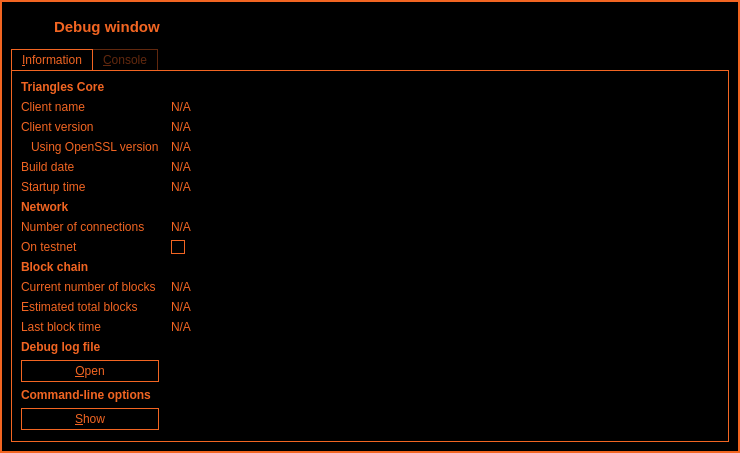
Qt form src/qt/forms/rpcconsole.ui (SamiAhmed7777/triangles_v5) before a commit.
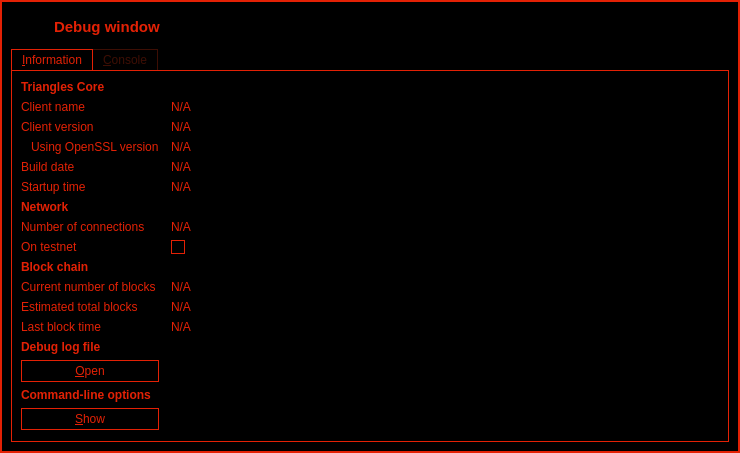
The same form after that commit. Icons and pictures are not drawn.

Commit message: qt: align wallet brand colors with logo (#e32105)

```diff
--- a/src/qt/forms/rpcconsole.ui
+++ b/src/qt/forms/rpcconsole.ui
@@ -429,7 +429,7 @@
    <string>Triangles - Debug window</string>
   </property>
   <property name="styleSheet">
-   <string notr="true">color: #f26522;
+   <string notr="true">color: #e32105;
 	background-color: #000;
    </string>
   </property>
@@ -453,7 +453,7 @@
     <widget class="QFrame" name="borderframe">
      <property name="styleSheet">
       <string notr="true">#borderframe {
-	border: 2px solid #f26522;
+	border: 2px solid #e32105;
       }</string>
      </property>
      <property name="frameShape">
@@ -607,7 +607,7 @@
        <widget class="QTabWidget" name="tabWidget">
         <property name="styleSheet">
          <string notr="true">QTabWidget::pane {
-	border: 1px solid #f26522;
+	border: 1px solid #e32105;
 	}
 
 QTabBar::tab   {
@@ -619,11 +619,11 @@
                         
 
 QTabBar::tab:!selected {
-	color: #61280E;
+	color: #3d0e04;
 	margin-right: -1px;
-	border-left: 1px solid #61280E;
-	border-right: 1px solid #61280E;
-	border-top: 1px solid #61280E;
+	border-left: 1px solid #3d0e04;
+	border-right: 1px solid #3d0e04;
+	border-top: 1px solid #3d0e04;
 	}
 
 QTabBar::tab:!selected:last {
@@ -631,11 +631,11 @@
 	}
                         
 QTabBar::tab:selected {
-	color: #f26522;
+	color: #e32105;
 	margin-right: -1px;
-	border-left: 1px solid #f26522;
-	border-right: 1px solid #f26522;
-	border-top: 1px solid #f26522;
+	border-left: 1px solid #e32105;
+	border-right: 1px solid #e32105;
+	border-top: 1px solid #e32105;
 	}
 
 QTabBar::tab:selected:last {
@@ -839,7 +839,7 @@
             </property>
             <property name="styleSheet">
              <string notr="true">QCheckBox::indicator { 
-	border:1px solid #f26522;
+	border:1px solid #e32105;
 	background-color: #000;
 	}
 
@@ -968,7 +968,7 @@
             </property>
             <property name="styleSheet">
              <string notr="true">QPushButton {
-	border: 1px solid #f26522;
+	border: 1px solid #e32105;
 	padding: 3px 20px 3px 20px;
 	}
 
@@ -982,8 +982,8 @@
 	}
 
 QPushButton:!enabled {
-	color: #61280E;
-	border: 1px solid #61280E;
+	color: #3d0e04;
+	border: 1px solid #3d0e04;
 	}</string>
             </property>
             <property name="text">
@@ -1014,7 +1014,7 @@
             </property>
             <property name="styleSheet">
              <string notr="true">QPushButton {
-	border: 1px solid #f26522;
+	border: 1px solid #e32105;
 	padding: 3px 20px 3px 20px;
 	}
 
@@ -1028,8 +1028,8 @@
 	}
 
 QPushButton:!enabled {
-	color: #61280E;
-	border: 1px solid #61280E;
+	color: #3d0e04;
+	border: 1px solid #3d0e04;
 	}</string>
             </property>
             <property name="text">
```
Left out of the diff: 20 changed lines with no effect on the pictures. The commit also changes 98 other files.
